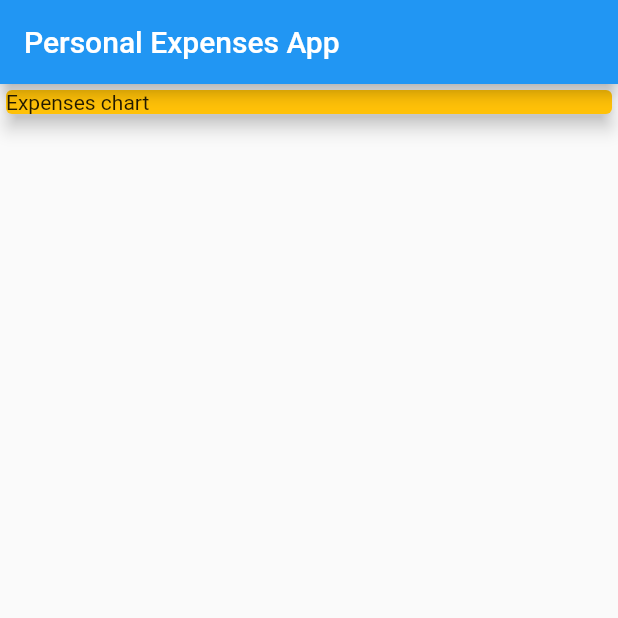
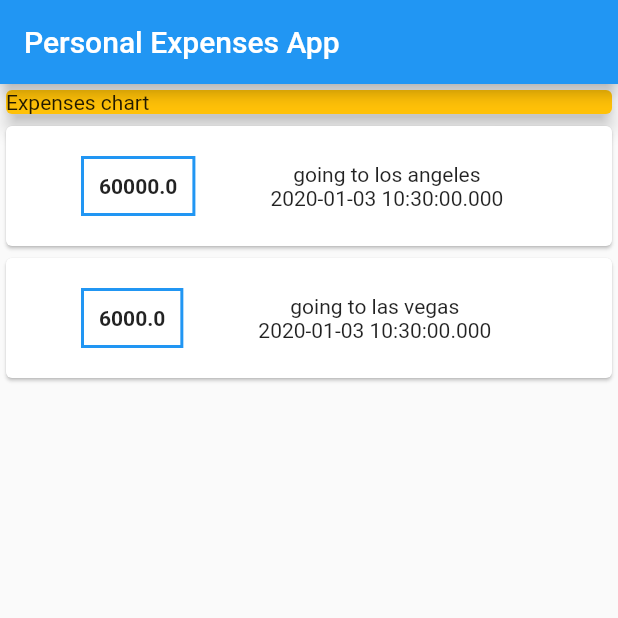
Before and after one commit to ShivamGoyal26/Personal-Expenses-App, a Flutter app: the screen it shows after launch, on a phone screen of 412 x 824 dp, the top half of it. Run offline on Flutter 3.47's test engine with Material 2 defaults, Android fonts, the phone set to English and light mode, and no system bars.

Commit message:
3rd commit

```diff
--- a/lib/main.dart
+++ b/lib/main.dart
@@ -46,8 +46,38 @@ class MyHomePage extends StatelessWidget {
             ),
           ),
           Column(
-            children: <Widget>[Card()],
-          )
+              children: transactions.map((tx) {
+            return Card(
+                child: Row(
+              children: <Widget>[
+                Container(
+                  padding: EdgeInsets.all(10),
+                  margin: EdgeInsets.symmetric(
+                    horizontal: 50,
+                    vertical: 20,
+                  ),
+                  decoration: BoxDecoration(
+                      border: Border.all(
+                    color: Colors.blue,
+                    width: 2,
+                  )),
+                  child: Text(
+                    tx.amount.toString(),
+                    style: TextStyle(fontWeight: FontWeight.bold),
+                  ),
+                ),
+                Column(
+                  children: <Widget>[
+                    Text(tx.title),
+                    Text(tx.date.toString()),
+                  ],
+                )
+              ],
+            ));
+          }).toList() // here map() function coverts the list of objects into the list of widgets here at last we add tolist() this is because we know map will give us the iterable so in order to achieve the list we add this
+// here we should know that the map pick one by one element in the list
+
+              )
         ],
       ),
     );
```
